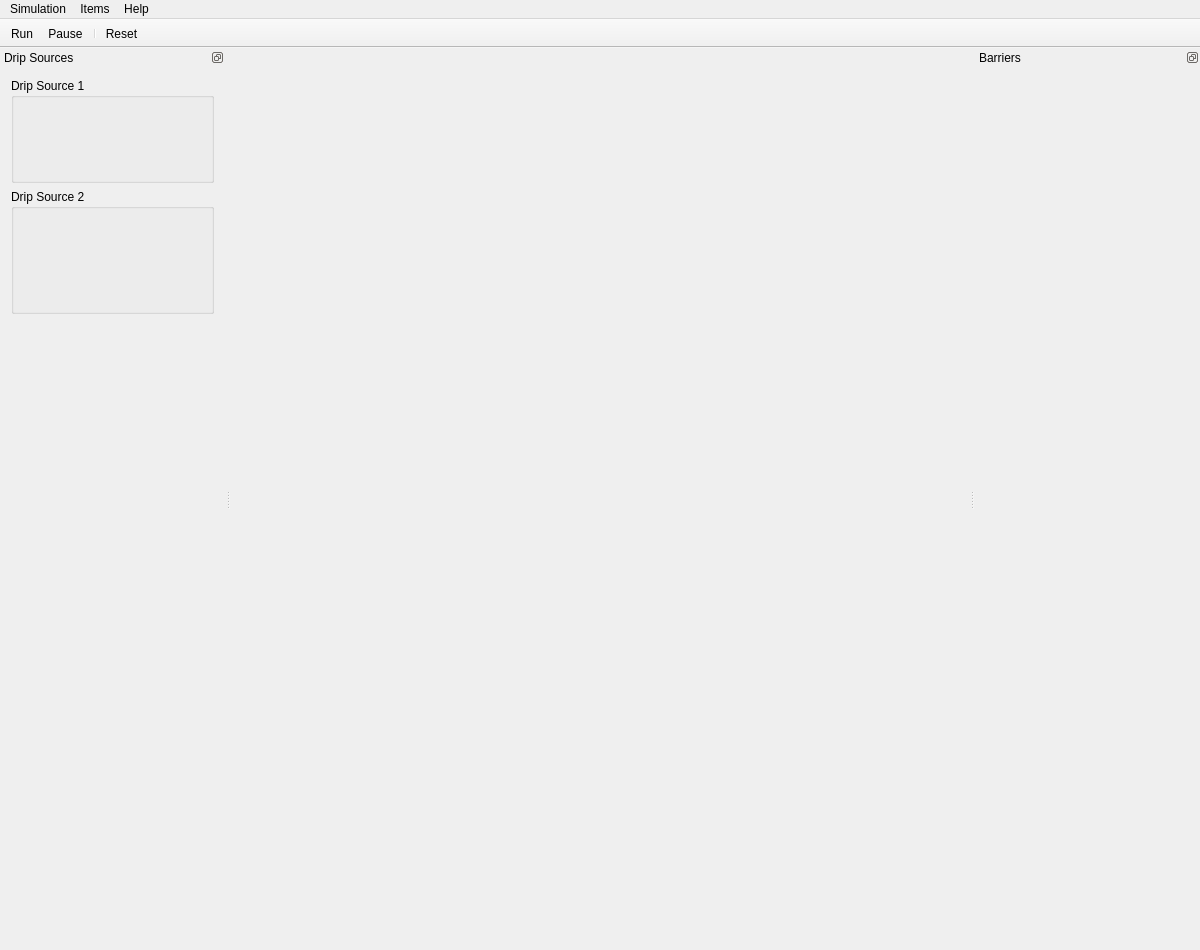
Above: src/EWS/app/widget/EWSMainWindow.ui from metasim/ews before the change. Below: the same form after it.
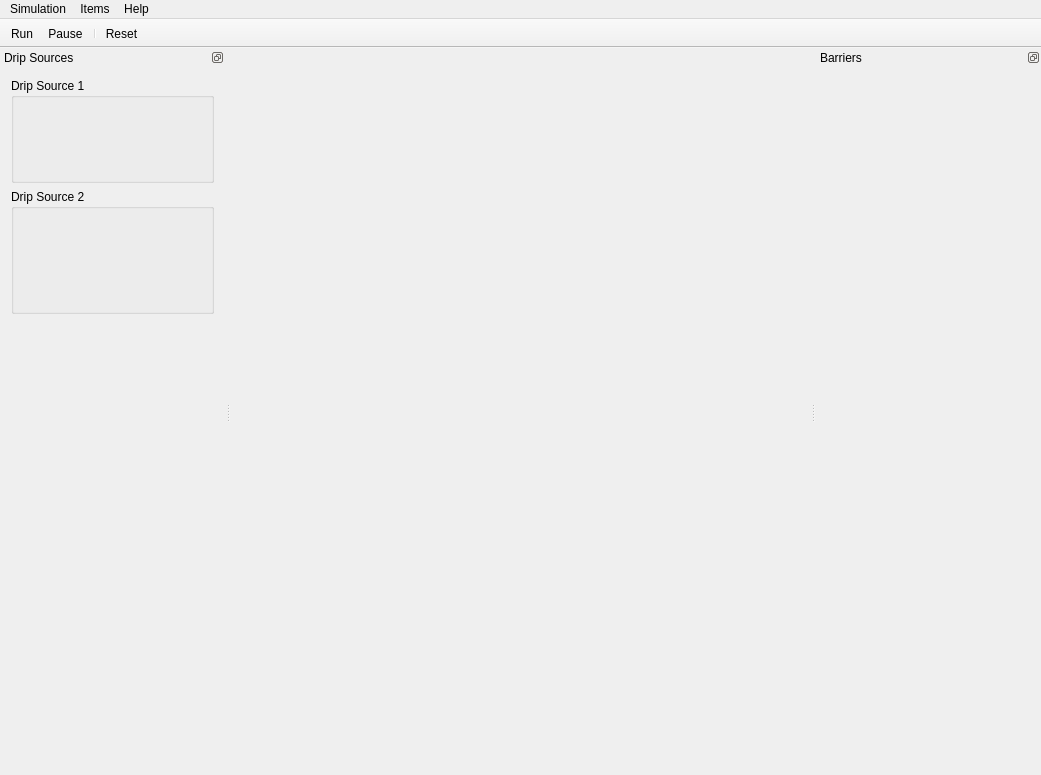
That is the form after the change. Icons and pictures are not drawn. Custom widgets are drawn as their Qt base class.

Commit message: tweaked default window size

```diff
--- a/src/EWS/app/widget/EWSMainWindow.ui
+++ b/src/EWS/app/widget/EWSMainWindow.ui
@@ -6,8 +6,8 @@
    <rect>
     <x>0</x>
     <y>0</y>
-    <width>1200</width>
-    <height>950</height>
+    <width>1041</width>
+    <height>775</height>
    </rect>
   </property>
   <property name="windowTitle">
@@ -18,6 +18,12 @@
   </property>
   <widget class="QWidget" name="centralWidget">
    <layout class="QGridLayout" name="gridLayout">
+    <property name="margin">
+     <number>0</number>
+    </property>
+    <property name="spacing">
+     <number>0</number>
+    </property>
     <item row="0" column="0">
      <widget class="ews::app::widget::QOSGWidget" name="renderer" native="true">
       <layout class="QGridLayout" name="gridLayout_2">
@@ -34,8 +40,8 @@
     <rect>
      <x>0</x>
      <y>0</y>
-     <width>1048</width>
-     <height>22</height>
+     <width>1041</width>
+     <height>20</height>
     </rect>
    </property>
    <property name="nativeMenuBar">
```
